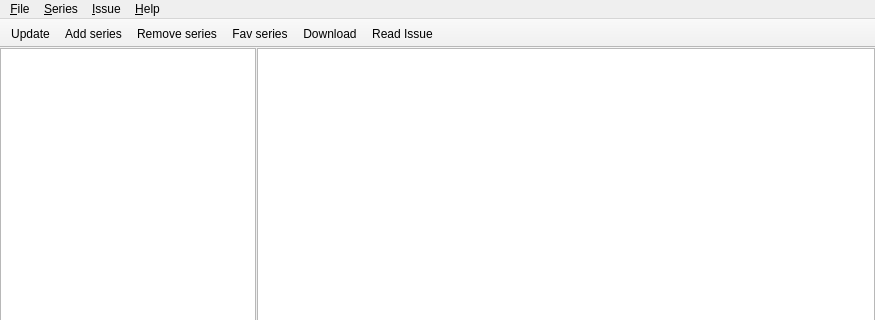
Before: the Qt Designer form res/mainWindow.ui in christofsteel/mucomicload, drawn with Qt 5; both pictures show x 0 to 875 and y 0 to 320 of the 875 by 743 pixel window.
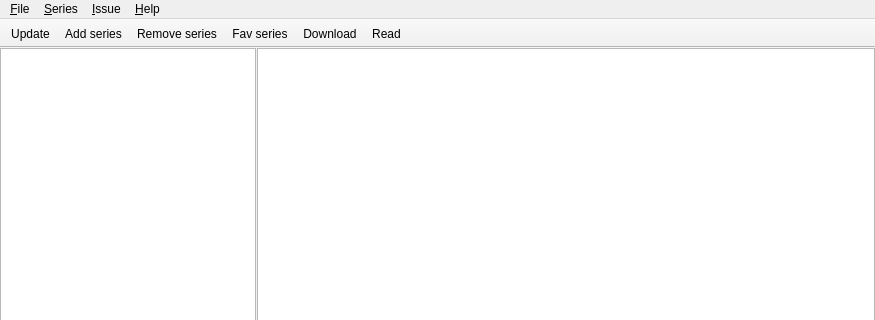
After: the same form once the commit is applied. Icons and pictures are not drawn.

Patch:
```diff
--- a/res/mainWindow.ui
+++ b/res/mainWindow.ui
@@ -238,7 +238,10 @@
      <normaloff>:/res/tango/edit-find.png</normaloff>:/res/tango/edit-find.png</iconset>
    </property>
    <property name="text">
-    <string>Read Issue</string>
+    <string>Read</string>
+   </property>
+   <property name="toolTip">
+    <string>Read</string>
    </property>
   </action>
   <action name="actionList_View">
```
Left out of the diff: 14 changed lines with no effect on the pictures.
